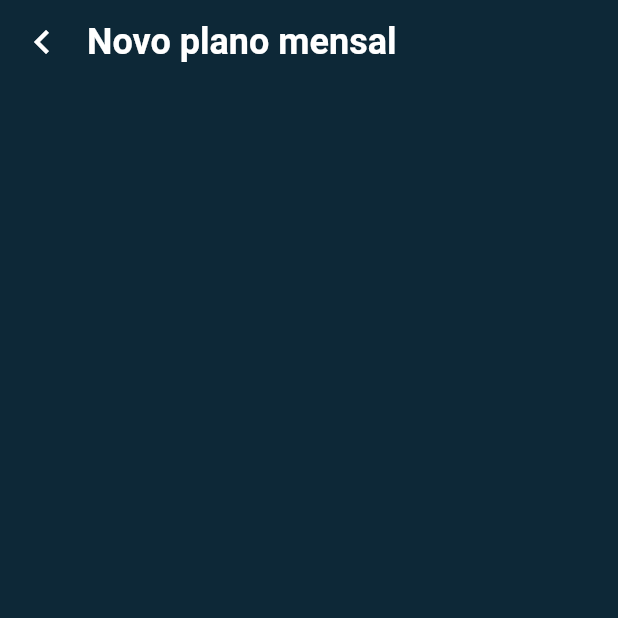
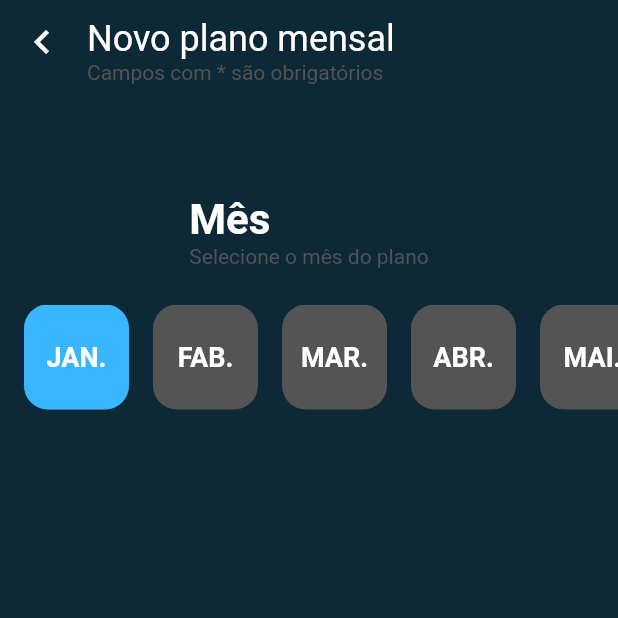
Before and after one commit to youngNyvek/simple-plan, a Flutter app: the AddPlan screen opened by its route, on a phone screen of 412 x 824 dp, the top half of it. Run offline on Flutter 3.47's test engine with Material 2 defaults, Android fonts, the phone set to English and light mode, and no system bars.

Commit message:
creating select month screen

```diff
--- a/lib/screens/add_plan/add_plan.dart
+++ b/lib/screens/add_plan/add_plan.dart
@@ -1,16 +1,39 @@
 import 'package:flutter/material.dart';
+import 'package:simple_plan/shared/enum/months.dart';
+import 'package:simple_plan/shared/utils/theme_colors.dart';
 
-class AddPlan extends StatelessWidget {
+class AddPlan extends StatefulWidget {
   const AddPlan({super.key});
+
+  @override
+  State<AddPlan> createState() => _AddPlanState();
+}
+
+class _AddPlanState extends State<AddPlan> {
+  int? selectedId = 1;
+
+  @override
+  void initState() {
+    super.initState();
+  }
+
+  void _handleSelectMonth(int id) {
+    setState(() {
+      selectedId = id;
+    });
+  }
 
   @override
   Widget build(BuildContext context) {
     return Scaffold(
       body: SafeArea(
-          child: Padding(
+          child: Column(children: [
+        Padding(
           padding: const EdgeInsets.all(12),
-        child: Column(children: [
+          child:
+              Column(crossAxisAlignment: CrossAxisAlignment.start, children: [
             Row(
+              crossAxisAlignment: CrossAxisAlignment.start,
               children: [
                 InkWell(
                   borderRadius: BorderRadius.circular(24),
@@ -24,15 +47,91 @@ class AddPlan extends StatelessWidget {
                   ),
                 ),
                 const SizedBox(width: 14),
-              const Text("Novo plano mensal",
-                  style: TextStyle(
-                      fontSize: 24,
-                      color: Colors.white,
-                      fontWeight: FontWeight.bold))
+                Column(
+                  crossAxisAlignment: CrossAxisAlignment.start,
+                  children: const [
+                    Text("Novo plano mensal",
+                        style: TextStyle(fontSize: 24, color: Colors.white)),
+                    Text(
+                      "Campos com * são obrigatórios",
+                      style: TextStyle(color: ThemeColors.darkGray),
+                      textDirection: TextDirection.ltr,
+                    )
+                  ],
+                )
               ],
             )
           ]),
-      )),
+        ),
+        Column(crossAxisAlignment: CrossAxisAlignment.start, children: [
+          const SizedBox(height: 38),
+          Padding(
+            padding: const EdgeInsets.all(24),
+            child: Column(
+              crossAxisAlignment: CrossAxisAlignment.start,
+              children: const [
+                Text(
+                  "Mês",
+                  style: TextStyle(
+                      color: ThemeColors.white,
+                      fontSize: 28,
+                      fontWeight: FontWeight.bold),
+                ),
+                Text(
+                  "Selecione o mês do plano",
+                  style: TextStyle(color: ThemeColors.darkGray),
+                  textDirection: TextDirection.ltr,
+                )
+              ],
+            ),
+          ),
+        ]),
+        SizedBox(
+          height: 70,
+          child: ListView(
+              padding: const EdgeInsets.only(left: 16),
+              scrollDirection: Axis.horizontal,
+              children: Months.listOf
+                  .map((e) => Row(children: [
+                        _monthBox(e.number, e.name),
+                        const SizedBox(width: 16)
+                      ]))
+                  .toList()),
+        ),
+      ])),
+    );
+  }
+
+  Widget _monthBox(int number, String name) {
+    return InkWell(
+      borderRadius: BorderRadius.circular(16),
+      onTap: () => {_handleSelectMonth(number)},
+      hoverColor: Colors.amber,
+      child: Container(
+          decoration: BoxDecoration(
+              borderRadius: BorderRadius.circular(16),
+              color: ThemeColors.darkGray),
+          width: 70,
+          height: 70,
+          child: Stack(children: [
+            Center(
+                child: AnimatedContainer(
+                    curve: Curves.easeInOutCirc,
+                    decoration: BoxDecoration(
+                        borderRadius: BorderRadius.circular(16),
+                        color: ThemeColors.blue),
+                    duration: const Duration(milliseconds: 400),
+                    height: selectedId == number ? 70 : 0,
+                    width: selectedId == number ? 70 : 0)),
+            Center(
+                child: Text(
+              name,
+              style: const TextStyle(
+                  color: Colors.white,
+                  fontWeight: FontWeight.bold,
+                  fontSize: 18),
+            ))
+          ])),
     );
   }
 }
--- a/lib/screens/home/components/expandable_fab.dart
+++ b/lib/screens/home/components/expandable_fab.dart
@@ -16,6 +16,7 @@ class _ExpandableFabState extends State<ExpandableFab> {
   @override
   void initState() {
     super.initState();
+    _open = false;
   }
 
   void _toggle() {
@@ -36,7 +37,8 @@ class _ExpandableFabState extends State<ExpandableFab> {
               right: 70,
               icon: const Icon(Icons.library_add),
               label: Constants.addPlanLabel,
-              onPressed: () => {Navigator.pushNamed(context, '/addPlan')}),
+              onPressed: () =>
+                  {_toggle(), Navigator.pushNamed(context, '/addPlan')}),
           FabActionButton(
               isOpen: _open,
               bottom: 70,
--- /dev/null
+++ b/lib/shared/enum/months.dart
@@ -0,0 +1,36 @@
+class Months {
+  static const jan = Month("JAN.", 1);
+  static const fab = Month("FAB.", 2);
+  static const mar = Month("MAR.", 3);
+  static const abr = Month("ABR.", 4);
+  static const mai = Month("MAI.", 5);
+  static const jun = Month("JUN.", 6);
+  static const jul = Month("JUL.", 7);
+  static const ago = Month("AGO.", 8);
+  static const set = Month("SET.", 9);
+  static const out = Month("OUT.", 10);
+  static const nov = Month("NOV.", 11);
+  static const dez = Month("DEZ.", 12);
+
+  static const listOf = [
+    jan,
+    fab,
+    mar,
+    abr,
+    mai,
+    jun,
+    jul,
+    ago,
+    set,
+    out,
+    nov,
+    dez
+  ];
+}
+
+class Month {
+  final int number;
+  final String name;
+
+  const Month(this.name, this.number);
+}
```
Lines whose indentation alone changed are shown as unchanged.
